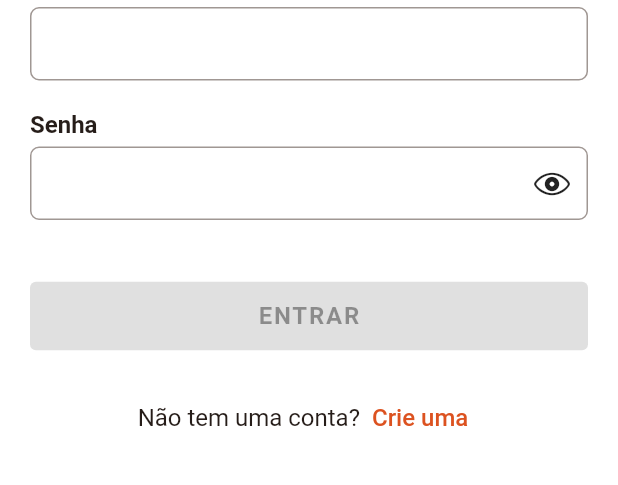
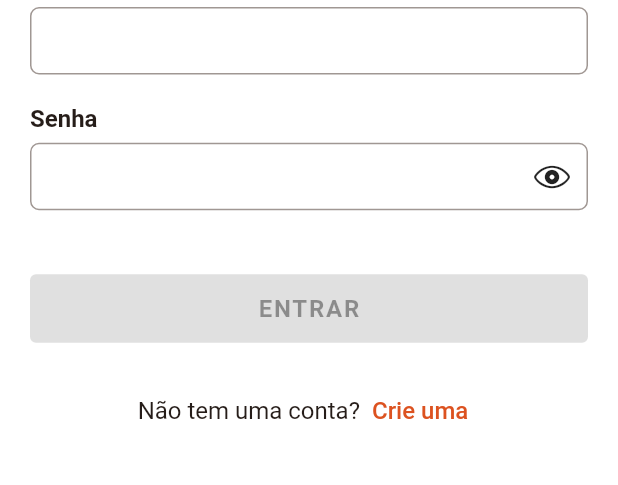
Before and after one commit to docputs/squeezed_app, a Flutter app: the screen it shows after launch, on a phone screen of 412 x 824 dp, the part 113-598 px from its top. Run offline on Flutter 3.47's test engine with Material 2 defaults, Android fonts, the phone set to English and light mode, and no system bars; our stand-ins replace auto_route, cloud_firestore, firebase_auth, firebase_core, flash, flutter_mobx and 5 more; accounts and stored records are empty; generated files the repository leaves out were written again.

Commit message:
add default text theme

```diff
--- a/lib/shared/res/app_theme.dart
+++ b/lib/shared/res/app_theme.dart
@@ -26,12 +26,21 @@ class AppTheme {
       scaffoldBackgroundColor: Colors.white,
       indicatorColor: AppColors.accent,
       textSelectionTheme: _buildTextSelectionTheme(),
-      textTheme: const TextTheme(
-        bodyText2: TextStyle(color: AppColors.greyDark, fontSize: 16),
-      ),
+      textTheme: _buildTextTheme(),
       inputDecorationTheme: _buildInputDecorationTheme(),
       textButtonTheme: _buildTextButtonTheme(),
       bottomNavigationBarTheme: _buildBottomNavBarTheme(),
+    );
+  }
+
+  TextTheme _buildTextTheme() {
+    return const TextTheme(
+      bodyText2: TextStyle(color: AppColors.greyDark, fontSize: 16),
+      headline1: TextStyle(color: AppColors.greyDark, fontSize: 31),
+      headline2: TextStyle(color: AppColors.greyDark, fontSize: 25),
+      headline3: TextStyle(color: AppColors.greyDark, fontSize: 20),
+      subtitle1: TextStyle(color: AppColors.greyDark, fontSize: 13),
+      subtitle2: TextStyle(color: AppColors.greyDark, fontSize: 10),
     );
   }
 
```
